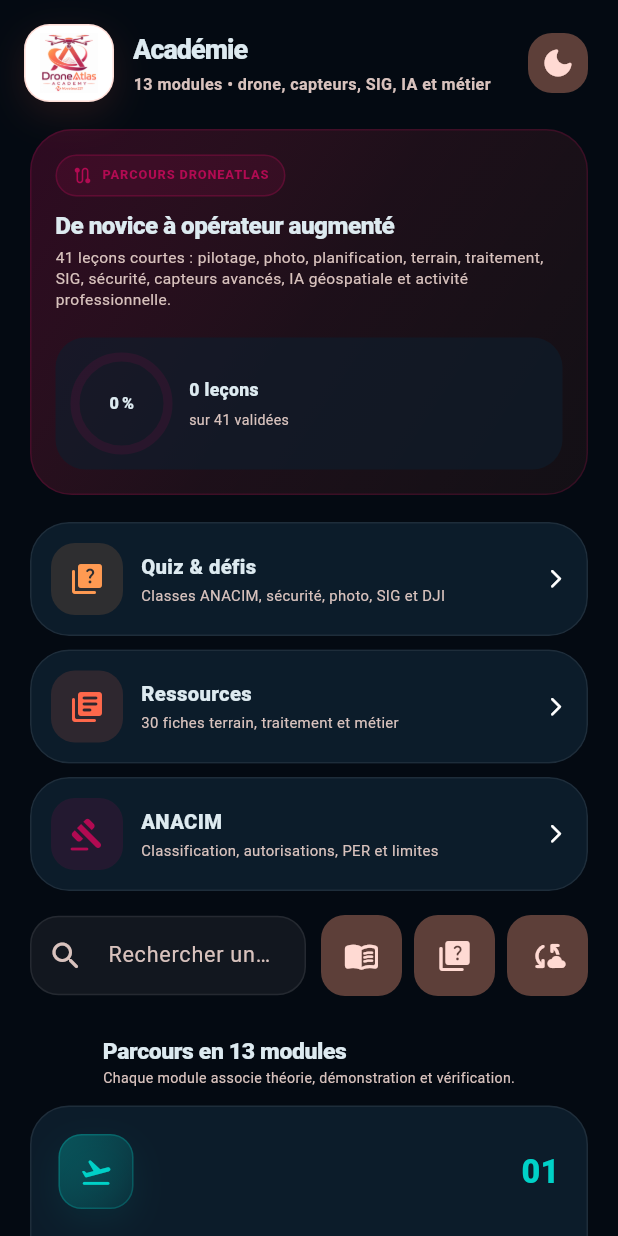
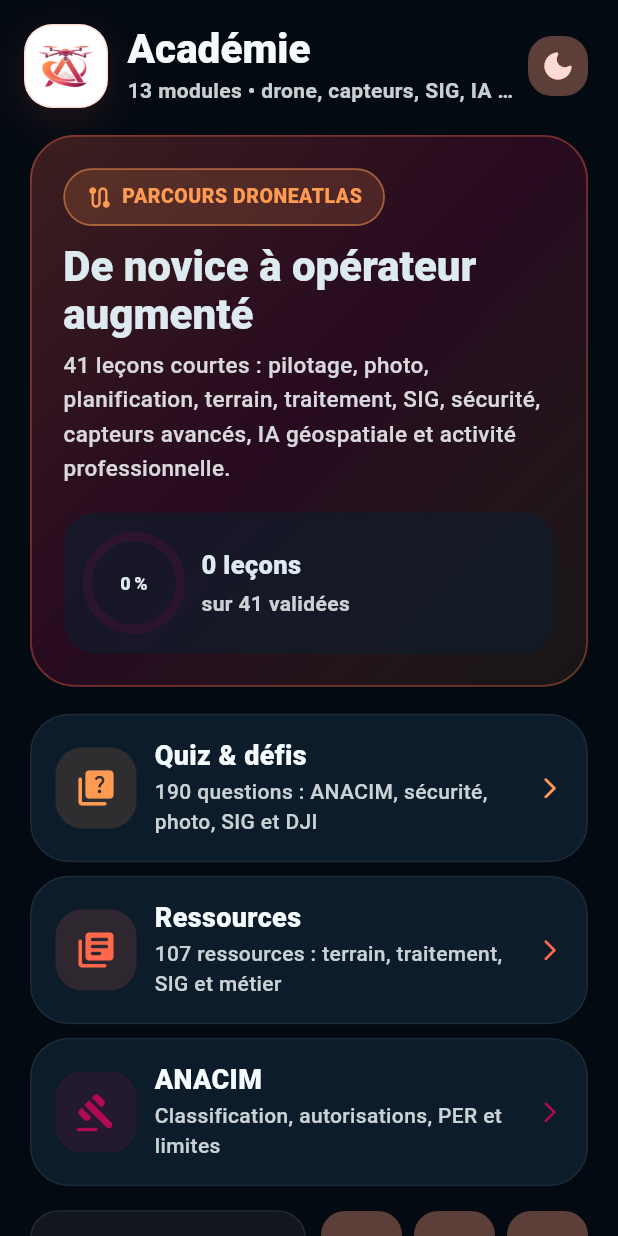
Before and after one commit to yoonbuwoor/NOVDAC, a Flutter app: the LearnScreen widget shown alone on an empty page, opened directly with empty values, on a phone screen of 412 x 824 dp. Run offline on Flutter 3.47's test engine with Material 3 defaults, Android fonts, the phone set to English and light mode, and no system bars; our stand-ins replace flutter_local_notifications, geolocator, shared_preferences; missing offline and left inert: workmanager; accounts and stored records are empty; statements that could not run were skipped.

Commit message:
Add files via upload

```diff
--- a/lib/screens/learn_screen.dart
+++ b/lib/screens/learn_screen.dart
@@ -58,16 +58,15 @@
 
     final mediaQuery = MediaQuery.of(context);
     return MediaQuery(
-      data: mediaQuery.copyWith(textScaler: const TextScaler.linear(.90)),
+      data: mediaQuery.copyWith(textScaler: const TextScaler.linear(1.0)),
       child: CustomScrollView(
         slivers: [
         SliverToBoxAdapter(
           child: MaxWidthBox(
-            child: BrandBar(
+            child: _AcademyTopBar(
               isDark: widget.isDark,
               onToggleTheme: widget.onToggleTheme,
-              title: 'Académie',
-              subtitle: '${modules.length} modules • drone, capteurs, SIG, IA et métier',
+              moduleCount: modules.length,
             ),
           ),
         ),
@@ -208,7 +207,7 @@
                       crossAxisCount: columns,
                       mainAxisSpacing: 14,
                       crossAxisSpacing: 14,
-                      childAspectRatio: columns == 1 ? .98 : 1.02,
+                      mainAxisExtent: columns == 1 ? 372 : 356,
                     ),
                     itemBuilder: (context, index) => _ModuleCard(
                       module: filtered[index],
@@ -228,6 +227,86 @@
 
 
 
+class _AcademyTopBar extends StatelessWidget {
+  const _AcademyTopBar({
+    required this.isDark,
+    required this.onToggleTheme,
+    required this.moduleCount,
+  });
+
+  final bool isDark;
+  final VoidCallback onToggleTheme;
+  final int moduleCount;
+
+  @override
+  Widget build(BuildContext context) {
+    final compact = MediaQuery.sizeOf(context).width < 430;
+    return Padding(
+      padding: EdgeInsets.fromLTRB(compact ? 16 : 22, 16, compact ? 16 : 22, 12),
+      child: Row(
+        children: [
+          Container(
+            width: 56,
+            height: 56,
+            padding: const EdgeInsets.all(7),
+            decoration: BoxDecoration(
+              color: Colors.white,
+              borderRadius: BorderRadius.circular(19),
+              border: Border.all(color: cyan.withOpacity(.22)),
+              boxShadow: [
+                BoxShadow(
+                  color: cyan.withOpacity(.12),
+                  blurRadius: 20,
+                  offset: const Offset(0, 8),
+                ),
+              ],
+            ),
+            child: Image.asset('assets/images/logo.webp'),
+          ),
+          const SizedBox(width: 13),
+          Expanded(
+            child: Column(
+              crossAxisAlignment: CrossAxisAlignment.start,
+              children: [
+                Text(
+                  'Académie',
+                  maxLines: 1,
+                  overflow: TextOverflow.ellipsis,
+                  style: TextStyle(
+                    fontSize: compact ? 27 : 30,
+                    height: 1.12,
+                    fontWeight: FontWeight.w800,
+                    letterSpacing: 0,
+                    color: Theme.of(context).colorScheme.onSurface,
+                  ),
+                ),
+                const SizedBox(height: 3),
+                Text(
+                  '$moduleCount modules • drone, capteurs, SIG, IA et métier',
+                  maxLines: 1,
+                  overflow: TextOverflow.ellipsis,
+                  style: TextStyle(
+                    color: Theme.of(context).colorScheme.onSurface.withOpacity(.82),
+                    fontSize: compact ? 14 : 15,
+                    height: 1.35,
+                    fontWeight: FontWeight.w600,
+                  ),
+                ),
+              ],
+            ),
+          ),
+          IconButton.filledTonal(
+            tooltip: isDark ? 'Mode clair' : 'Mode sombre',
+            onPressed: onToggleTheme,
+            icon: Icon(isDark ? Icons.light_mode_rounded : Icons.dark_mode_rounded),
+          ),
+        ],
+      ),
+    );
+  }
+}
+
+
 class _CompactAcademyPill extends StatelessWidget {
   const _CompactAcademyPill();
 
@@ -236,25 +315,25 @@
     return Align(
       alignment: Alignment.centerLeft,
       child: Container(
-        padding: const EdgeInsets.symmetric(horizontal: 10, vertical: 6),
+        padding: const EdgeInsets.symmetric(horizontal: 14, vertical: 9),
         decoration: BoxDecoration(
-          color: violet.withOpacity(.13),
+          color: orange.withOpacity(.16),
           borderRadius: BorderRadius.circular(999),
-          border: Border.all(color: violet.withOpacity(.30)),
+          border: Border.all(color: orange.withOpacity(.48), width: 1.2),
         ),
         child: const Row(
           mainAxisSize: MainAxisSize.min,
           children: [
-            Icon(Icons.route_rounded, size: 14, color: violet),
+            Icon(Icons.route_rounded, size: 18, color: orange),
             SizedBox(width: 6),
             Text(
               'PARCOURS DRONEATLAS',
               style: TextStyle(
-                fontSize: 9.5,
-                height: 1,
-                fontWeight: FontWeight.w900,
-                letterSpacing: .55,
-                color: violet,
+                fontSize: 13,
+                height: 1.2,
+                fontWeight: FontWeight.w800,
+                letterSpacing: .35,
+                color: orange,
               ),
             ),
           ],
@@ -284,10 +363,10 @@
           maxLines: 2,
           overflow: TextOverflow.ellipsis,
           style: TextStyle(
-            fontSize: compact ? 17 : 20,
-            height: 1.12,
-            fontWeight: FontWeight.w900,
-            letterSpacing: -.25,
+            fontSize: compact ? 25 : 29,
+            height: 1.16,
+            fontWeight: FontWeight.w800,
+            letterSpacing: 0,
           ),
         ),
         const SizedBox(height: 4),
@@ -296,9 +375,9 @@
           maxLines: 2,
           overflow: TextOverflow.ellipsis,
           style: TextStyle(
-            fontSize: compact ? 10.5 : 11.5,
-            height: 1.28,
-            color: Theme.of(context).colorScheme.onSurfaceVariant,
+            fontSize: compact ? 15 : 16,
+            height: 1.48,
+            color: Theme.of(context).colorScheme.onSurface.withOpacity(.82),
           ),
         ),
       ],
@@ -325,14 +404,14 @@
         final cards = [
           _AcademyAccessCard(
             title: 'Quiz & défis',
-            subtitle: 'Classes ANACIM, sécurité, photo, SIG et DJI',
+            subtitle: '190 questions : ANACIM, sécurité, photo, SIG et DJI',
             icon: Icons.quiz_rounded,
             color: orange,
             onTap: onQuiz,
           ),
           _AcademyAccessCard(
             title: 'Ressources',
-            subtitle: '30 fiches terrain, traitement et métier',
+            subtitle: '107 ressources : terrain, traitement, SIG et métier',
             icon: Icons.library_books_rounded,
             color: cyan,
             onTap: onResources,
@@ -390,39 +469,48 @@
       child: InkWell(
         onTap: onTap,
         child: Padding(
-          padding: const EdgeInsets.all(14),
+          padding: const EdgeInsets.all(17),
           child: Row(
             children: [
               Container(
-                width: 48,
-                height: 48,
+                width: 54,
+                height: 54,
                 decoration: BoxDecoration(
                   color: color.withOpacity(.14),
-                  borderRadius: BorderRadius.circular(16),
+                  borderRadius: BorderRadius.circular(18),
                 ),
-                child: Icon(icon, color: color),
+                child: Icon(icon, color: color, size: 28),
               ),
               const SizedBox(width: 12),
               Expanded(
                 child: Column(
                   crossAxisAlignment: CrossAxisAlignment.start,
                   children: [
-                    Text(title, style: const TextStyle(fontSize: 15, fontWeight: FontWeight.w900)),
+                    Text(
+                      title,
+                      style: TextStyle(
+                        fontSize: 18,
+                        height: 1.2,
+                        fontWeight: FontWeight.w800,
+                        color: Theme.of(context).colorScheme.onSurface,
+                      ),
+                    ),
                     const SizedBox(height: 3),
                     Text(
                       subtitle,
                       maxLines: 2,
                       overflow: TextOverflow.ellipsis,
                       style: TextStyle(
-                        color: Theme.of(context).colorScheme.onSurfaceVariant,
-                        fontSize: 11,
-                        height: 1.3,
+                        color: Theme.of(context).colorScheme.onSurface.withOpacity(.82),
+                        fontSize: 14,
+                        height: 1.42,
+                        fontWeight: FontWeight.w500,
                       ),
                     ),
                   ],
                 ),
               ),
-              const Icon(Icons.arrow_forward_ios_rounded, size: 15),
+              Icon(Icons.arrow_forward_ios_rounded, size: 17, color: color),
             ],
           ),
         ),
@@ -441,15 +529,15 @@
     final total = totalLessonCount + controller.remoteCourses.length;
     final progress = controller.courseProgress(total);
     return Container(
-      padding: EdgeInsets.all(MediaQuery.sizeOf(context).width < 430 ? 16 : 20),
+      padding: EdgeInsets.all(MediaQuery.sizeOf(context).width < 430 ? 21 : 26),
       decoration: BoxDecoration(
-        borderRadius: BorderRadius.circular(28),
+        borderRadius: BorderRadius.circular(30),
         gradient: LinearGradient(
           begin: Alignment.topLeft,
           end: Alignment.bottomRight,
-          colors: [violet.withOpacity(.24), electricBlue.withOpacity(.10), cyan.withOpacity(.06)],
+          colors: [cyan.withOpacity(.22), violet.withOpacity(.20), orange.withOpacity(.08)],
         ),
-        border: Border.all(color: violet.withOpacity(.22)),
+        border: Border.all(color: cyan.withOpacity(.36), width: 1.2),
       ),
       child: LayoutBuilder(
         builder: (context, constraints) {
@@ -464,29 +552,30 @@
                 maxLines: 2,
                 overflow: TextOverflow.ellipsis,
                 style: TextStyle(
-                  fontSize: MediaQuery.sizeOf(context).width < 430 ? 18 : 21,
-                  height: 1.08,
-                  fontWeight: FontWeight.w900,
-                  letterSpacing: -.35,
+                  fontSize: MediaQuery.sizeOf(context).width < 430 ? 28 : 32,
+                  height: 1.14,
+                  fontWeight: FontWeight.w800,
+                  letterSpacing: 0,
                 ),
               ),
               const SizedBox(height: 6),
               Text(
                 '${totalLessonCount + controller.remoteCourses.length} leçons courtes : pilotage, photo, planification, terrain, traitement, SIG, sécurité, capteurs avancés, IA géospatiale et activité professionnelle.',
                 style: TextStyle(
-                  color: Theme.of(context).colorScheme.onSurfaceVariant,
-                  height: 1.32,
-                  fontSize: MediaQuery.sizeOf(context).width < 430 ? 11.5 : 12.5,
+                  color: Theme.of(context).colorScheme.onSurface.withOpacity(.86),
+                  height: 1.52,
+                  fontSize: MediaQuery.sizeOf(context).width < 430 ? 15 : 16,
+                  fontWeight: FontWeight.w500,
                 ),
               ),
             ],
           );
           final progressCard = Container(
             width: wide ? 210 : double.infinity,
-            padding: const EdgeInsets.all(13),
+            padding: const EdgeInsets.all(16),
             decoration: BoxDecoration(
               color: Theme.of(context).cardTheme.color?.withOpacity(.62),
-              borderRadius: BorderRadius.circular(20),
+              borderRadius: BorderRadius.circular(22),
             ),
             child: Row(
               mainAxisSize: wide ? MainAxisSize.min : MainAxisSize.max,
@@ -499,14 +588,15 @@
                     children: [
                       Text(
                         '${controller.completedLessons.length} leçons',
-                        style: const TextStyle(fontSize: 13, fontWeight: FontWeight.w900),
+                        style: const TextStyle(fontSize: 17, fontWeight: FontWeight.w800),
                       ),
                       const SizedBox(height: 4),
                       Text(
                         'sur $total validées',
                         style: TextStyle(
-                          fontSize: 10.5,
-                          color: Theme.of(context).colorScheme.onSurfaceVariant,
+                          fontSize: 14,
+                          fontWeight: FontWeight.w600,
+                          color: Theme.of(context).colorScheme.onSurface.withOpacity(.82),
                         ),
                       ),
                     ],
@@ -536,11 +626,12 @@
     final done = module.lessons.where((lesson) => controller.lessonCompleted(lesson.id)).length;
     final progress = done / module.lessons.length;
     return Card(
+      clipBehavior: Clip.antiAlias,
       child: InkWell(
         borderRadius: BorderRadius.circular(24),
         onTap: () => _openLesson(context, module, module.lessons.first),
         child: Padding(
-          padding: const EdgeInsets.all(19),
+          padding: const EdgeInsets.all(21),
           child: Column(
             crossAxisAlignment: CrossAxisAlignment.start,
             children: [
@@ -548,13 +639,33 @@
                 children: [
                   GradientIcon(icon: module.icon, color: module.accent, size: 50),
                   const Spacer(),
-                  Text(module.number, style: TextStyle(color: module.accent, fontSize: 24, fontWeight: FontWeight.w900)),
+                  Text(module.number, style: TextStyle(color: module.accent, fontSize: 24, fontWeight: FontWeight.w800)),
                 ],
               ),
               const SizedBox(height: 16),
-              Text(module.title, maxLines: 1, overflow: TextOverflow.ellipsis, style: const TextStyle(fontSize: 15.5, fontWeight: FontWeight.w900)),
+              Text(
+                module.title,
+                maxLines: 2,
+                overflow: TextOverflow.ellipsis,
+                style: TextStyle(
+                  fontSize: 20,
+                  height: 1.18,
+                  fontWeight: FontWeight.w800,
+                  color: Theme.of(context).colorScheme.onSurface,
+                ),
+              ),
               const SizedBox(height: 6),
-              Text(module.subtitle, maxLines: 2, overflow: TextOverflow.ellipsis, style: TextStyle(color: Theme.of(context).colorScheme.onSurfaceVariant, height: 1.32, fontSize: 11.5)),
+              Text(
+                module.subtitle,
+                maxLines: 3,
+                overflow: TextOverflow.ellipsis,
+                style: TextStyle(
+                  color: Theme.of(context).colorScheme.onSurface.withOpacity(.82),
+                  height: 1.48,
+                  fontSize: 14.5,
+                  fontWeight: FontWeight.w500,
+                ),
+              ),
               const Spacer(),
               ...module.lessons.take(2).map(
                     (lesson) => Padding(
@@ -563,7 +674,7 @@
                         children: [
                           Icon(controller.lessonCompleted(lesson.id) ? Icons.check_circle_rounded : Icons.play_circle_outline_rounded, size: 17, color: controller.lessonCompleted(lesson.id) ? success : module.accent),
                           const SizedBox(width: 7),
-                          Expanded(child: Text(lesson.title, maxLines: 1, overflow: TextOverflow.ellipsis, style: const TextStyle(fontSize: 12, fontWeight: FontWeight.w700))),
+                          Expanded(child: Text(lesson.title, maxLines: 1, overflow: TextOverflow.ellipsis, style: const TextStyle(fontSize: 14, height: 1.28, fontWeight: FontWeight.w600))),
                         ],
                       ),
                     ),
@@ -581,7 +692,7 @@
                     ),
                   ),
                   const SizedBox(width: 10),
-                  Text('$done/${module.lessons.length}', style: TextStyle(color: module.accent, fontWeight: FontWeight.w900)),
+                  Text('$done/${module.lessons.length}', style: TextStyle(color: module.accent, fontSize: 14, fontWeight: FontWeight.w800)),
                 ],
               ),
             ],
@@ -646,7 +757,7 @@
                   course.title,
                   maxLines: 2,
                   overflow: TextOverflow.ellipsis,
-                  style: const TextStyle(fontSize: 17, fontWeight: FontWeight.w900),
+                  style: const TextStyle(fontSize: 19, height: 1.2, fontWeight: FontWeight.w800),
                 ),
                 const SizedBox(height: 6),
                 Text(
@@ -654,8 +765,10 @@
                   maxLines: 2,
                   overflow: TextOverflow.ellipsis,
                   style: TextStyle(
-                    fontSize: 12,
-                    color: Theme.of(context).colorScheme.onSurfaceVariant,
+                    fontSize: 13.5,
+                    height: 1.42,
+                    fontWeight: FontWeight.w500,
+                    color: Theme.of(context).colorScheme.onSurface.withOpacity(.82),
                   ),
                 ),
                 const Spacer(),
@@ -663,8 +776,8 @@
                   completed ? 'Cours validé' : '${course.category} • ${course.level}',
                   style: TextStyle(
                     color: completed ? success : violet,
-                    fontSize: 11,
-                    fontWeight: FontWeight.w900,
+                    fontSize: 12.5,
+                    fontWeight: FontWeight.w800,
                   ),
                 ),
               ],
```
